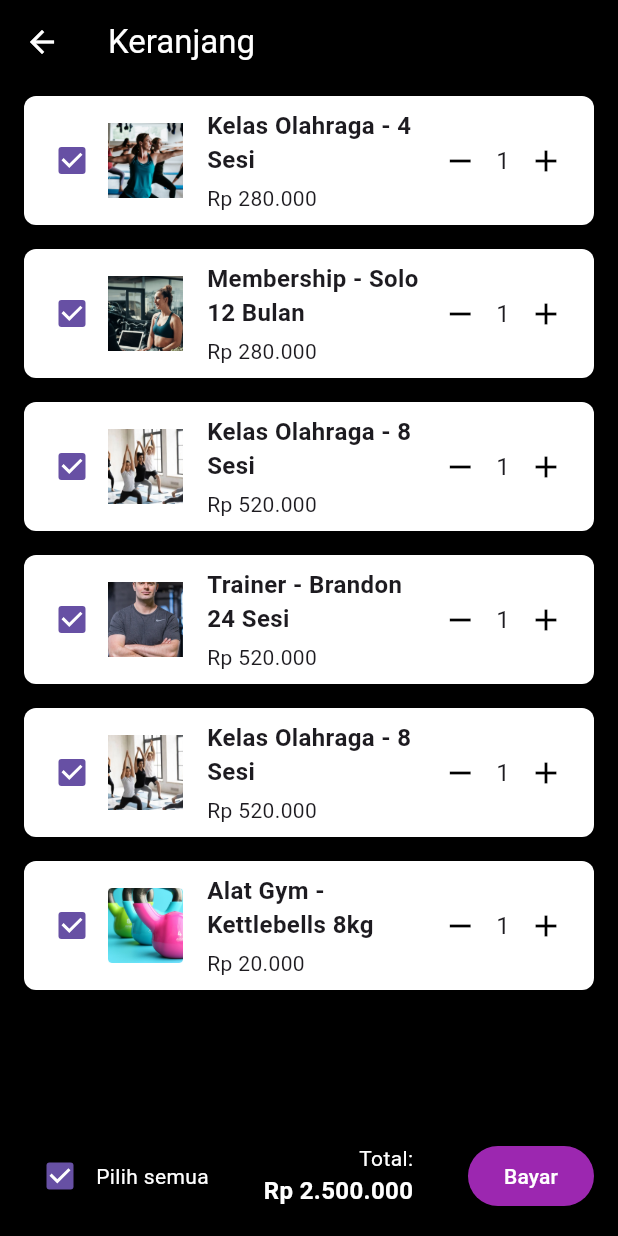
After one commit to danielnoveno/5_B_Gym, a Flutter app: the screen it shows after launch, after a tap on the "shopping cart" icon, on a phone screen of 412 x 824 dp. The commit adds this screen. Run offline on Flutter 3.47's test engine with Material 3 defaults, Android fonts, the phone set to English and light mode, and no system bars; our stand-ins replace font_awesome_flutter, image_picker.

Commit message:
Keranjang
aku rubah bagian line isi_home.dart line 81-90  yang bagian icon keranjang supaya bisa ke link ke keranjang, sama nambah foto yoga di membership

```diff
--- /dev/null
+++ b/lib/view/beranda/cart.dart
@@ -0,0 +1,160 @@
+import 'package:flutter/material.dart';
+
+class CartPage extends StatelessWidget {
+  final List<CartItem> cartItems = [
+    CartItem('Kelas Olahraga - 4 Sesi', 'Rp 280.000', 'images/health-club.jpg'),
+    CartItem('Membership - Solo 12 Bulan', 'Rp 280.000', 'images/home-image/membership/solo.png'),
+    CartItem('Kelas Olahraga - 8 Sesi', 'Rp 520.000', 'images/home-image/membership/yoga.png'),
+    CartItem('Trainer - Brandon 24 Sesi', 'Rp 520.000', 'images/home-image/personal-trainer/Trainer3.png'),
+    CartItem('Kelas Olahraga - 8 Sesi', 'Rp 520.000', 'images/home-image/membership/yoga.png'),
+    CartItem('Alat Gym - Kettlebells 8kg', 'Rp 20.000', 'images/home-image/alat-gym/kettlebells-8kg.png'),
+  ];
+
+  @override
+  Widget build(BuildContext context) {
+    return Scaffold(
+      backgroundColor: Colors.black,
+      appBar: AppBar(
+        backgroundColor: Colors.black,
+        leading: IconButton(
+          icon: Icon(Icons.arrow_back), color: Colors.white,
+          onPressed: () {
+            Navigator.pop(context); // Navigate back to the previous screen
+          },
+        ),
+        title: Text(
+          'Keranjang',
+          style: TextStyle(color:Colors.white),
+        ),
+      ),
+      body: Column(
+        children: [
+          Expanded(
+            child: ListView.builder(
+              itemCount: cartItems.length,
+              itemBuilder: (context, index) {
+                return CartItemWidget(cartItems[index]);
+              },
+            ),
+          ),
+          BottomBar(),
+        ],
+      ),
+    );
+  }
+}
+
+class CartItem {
+  final String title;
+  final String price;
+  final String image;
+
+  CartItem(this.title, this.price, this.image);
+}
+
+class CartItemWidget extends StatelessWidget {
+  final CartItem item;
+
+  CartItemWidget(this.item);
+
+  @override
+  Widget build(BuildContext context) {
+    return Container(
+      margin: EdgeInsets.symmetric(horizontal: 16, vertical: 8),
+      padding: EdgeInsets.all(8),
+      decoration: BoxDecoration(
+        color: Colors.white,
+        borderRadius: BorderRadius.circular(8),
+      ),
+      child: Row(
+        children: [
+          Checkbox(value: true, onChanged: (value) {}),
+          Image.asset(
+            item.image,
+            width: 50,
+            height: 50,
+            fit: BoxFit.cover,
+          ),
+          SizedBox(width: 16),
+          Expanded(
+            child: Column(
+              crossAxisAlignment: CrossAxisAlignment.start,
+              children: [
+                Text(
+                  item.title,
+                  style: TextStyle(fontSize: 16, fontWeight: FontWeight.bold),
+                ),
+                SizedBox(height: 4),
+                Text(item.price, style: TextStyle(fontSize: 14)),
+              ],
+            ),
+          ),
+          Row(
+            children: [
+              IconButton(
+                icon: Icon(Icons.remove, color: Colors.black),
+                onPressed: () {},
+              ),
+              Text('1', style: TextStyle(fontSize: 16)),
+              IconButton(
+                icon: Icon(Icons.add, color: Colors.black),
+                onPressed: () {},
+              ),
+            ],
+          ),
+        ],
+      ),
+    );
+  }
+}
+
+class BottomBar extends StatelessWidget {
+  @override
+  Widget build(BuildContext context) {
+    return Container(
+      padding: EdgeInsets.all(16),
+      color: Colors.black,
+      child: Row(
+        mainAxisAlignment: MainAxisAlignment.spaceBetween,
+        children: [
+          Row(
+            children: [
+              Checkbox(value: true, onChanged: (value) {}),
+              Text(
+                'Pilih semua',
+                style: TextStyle(color: Colors.white),
+              ),
+            ],
+          ),
+          Column(
+            crossAxisAlignment: CrossAxisAlignment.end,
+            children: [
+              Text(
+                'Total:',
+                style: TextStyle(color: Colors.white),
+              ),
+              Text(
+                'Rp 2.500.000',
+                style: TextStyle(
+                  color: Colors.white,
+                  fontWeight: FontWeight.bold,
+                  fontSize: 16,
+                ),
+              ),
+            ],
+          ),
+          ElevatedButton(
+            style: ElevatedButton.styleFrom(
+              backgroundColor: Colors.purple,
+            ),
+            onPressed: () {},
+            child: Text(
+              'Bayar',
+              style: TextStyle(color:Colors.white),
+            ),
+          ),
+        ],
+      ),
+    );
+  }
+}
--- a/lib/view/isi_home.dart
+++ b/lib/view/isi_home.dart
@@ -3,6 +3,7 @@ import 'package:gd_widget2_b_11663/view/beranda/membersip.dart';
 import 'package:gd_widget2_b_11663/view/beranda/personal_trainer.dart';
 import 'package:gd_widget2_b_11663/view/beranda/healthy_club.dart';
 import 'package:gd_widget2_b_11663/view/beranda/alat_gym.dart';
+import 'package:gd_widget2_b_11663/view/beranda/cart.dart';
 
 class HomeViewContent extends StatefulWidget {
   const HomeViewContent({super.key});
@@ -77,7 +78,16 @@ class _HomeViewContentState extends State<HomeViewContent> {
                         children: [
                           _buildCircleIcon(Icons.notifications),
                           const SizedBox(width: 10),
-                          _buildCircleIcon(Icons.shopping_cart),
+                          GestureDetector(
+                            onTap: () {
+                              Navigator.push(
+                                context,
+                                MaterialPageRoute(
+                                    builder: (context) => CartPage()),
+                              );
+                            },
+                            child: _buildCircleIcon(Icons.shopping_cart),
+                          ),
                         ],
                       ),
                     ],
```
Also changed, not shown: images/home-image/membership/yoga.png (added), 1 other file.
